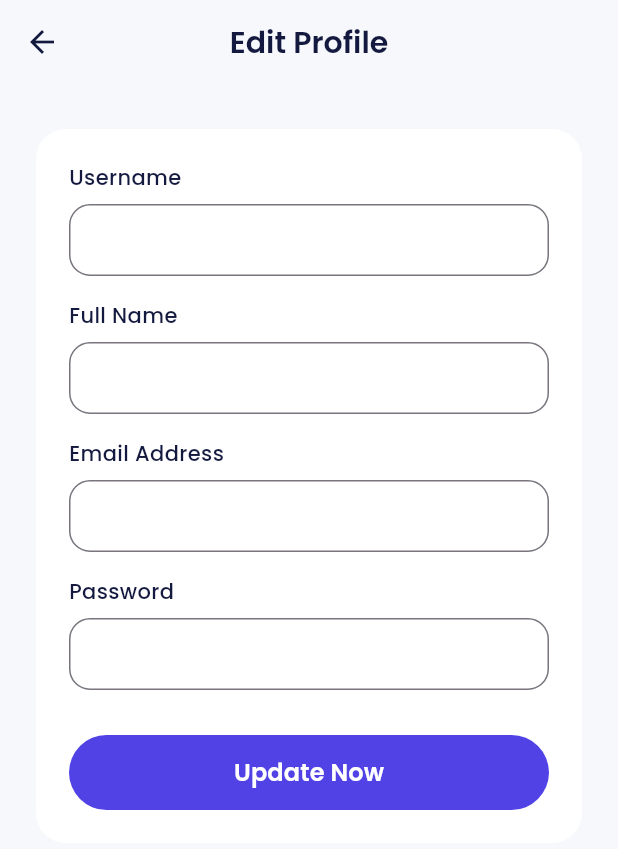
After one commit to evairo176/bank_e, a Flutter app: the ProfileEditPage screen opened by its route, on a phone screen of 412 x 824 dp. The commit adds this screen. Shown: the top 849 px of the screen. Run offline on Flutter 3.47's test engine with Material 3 defaults, Android fonts, the phone set to English and light mode, and no system bars; our stand-ins replace carousel_slider, google_fonts.

Commit message:
feat: add profile edit page

```diff
--- a/lib/main.dart
+++ b/lib/main.dart
@@ -2,6 +2,7 @@ import 'package:ewallet/shared/theme.dart';
 import 'package:ewallet/ui/pages/home_page.dart';
 import 'package:ewallet/ui/pages/onboarding_page.dart';
 import 'package:ewallet/ui/pages/pin_page.dart';
+import 'package:ewallet/ui/pages/profile_edit_page.dart';
 import 'package:ewallet/ui/pages/profile_page.dart';
 import 'package:ewallet/ui/pages/sign_in_page.dart';
 import 'package:ewallet/ui/pages/sign_up_page.dart';
@@ -45,6 +46,7 @@ class MyApp extends StatelessWidget {
         '/home': (context) => const HomePage(),
         '/profile': (context) => const ProfilePage(),
         '/pin': (context) => const PinPage(),
+        '/profile-edit': (context) => const ProfileEditPage(),
       },
     );
   }
--- a/lib/ui/pages/pin_page.dart
+++ b/lib/ui/pages/pin_page.dart
@@ -17,6 +17,10 @@ class _PinPageState extends State<PinPage> {
       setState(() {
         pinController.text = pinController.text + number;
       });
+    }
+
+    if (pinController.text.length == 6 && pinController.text == '111111') {
+      Navigator.pop(context, true);
     }
   }
 
--- /dev/null
+++ b/lib/ui/pages/profile_edit_page.dart
@@ -0,0 +1,68 @@
+import 'package:ewallet/shared/theme.dart';
+import 'package:ewallet/ui/widgets/buttons.dart';
+import 'package:ewallet/ui/widgets/forms.dart';
+import 'package:flutter/material.dart';
+
+class ProfileEditPage extends StatelessWidget {
+  const ProfileEditPage({super.key});
+
+  @override
+  Widget build(BuildContext context) {
+    return Scaffold(
+      appBar: AppBar(
+        title: const Text('Edit Profile'),
+      ),
+      body: ListView(
+        padding: const EdgeInsets.symmetric(
+          horizontal: 24,
+        ),
+        children: [
+          const SizedBox(
+            height: 30,
+          ),
+          Container(
+            padding: const EdgeInsets.all(22),
+            decoration: BoxDecoration(
+              borderRadius: BorderRadius.circular(20),
+              color: whiteColor,
+            ),
+            child: Column(
+              crossAxisAlignment: CrossAxisAlignment.start,
+              children: [
+                // USERNAME INPUT FORM
+                const CustomFormField(title: 'Username'),
+                const SizedBox(
+                  height: 16,
+                ),
+                // NAME INPUT FORM
+                const CustomFormField(title: 'Full Name'),
+                const SizedBox(
+                  height: 16,
+                ),
+                // EMAIL INPUT FORM
+                const CustomFormField(title: 'Email Address'),
+                const SizedBox(
+                  height: 16,
+                ),
+                // PASSWORD INPUT FORM
+                const CustomFormField(
+                  title: 'Password',
+                  obscureText: true,
+                ),
+                const SizedBox(
+                  height: 30,
+                ),
+                CustomFilledButton(
+                  title: 'Update Now',
+                  width: double.infinity,
+                  height: 50,
+                  onPressed: () {},
+                ),
+              ],
+            ),
+          ),
+        ],
+      ),
+    );
+  }
+}
--- a/lib/ui/pages/profile_page.dart
+++ b/lib/ui/pages/profile_page.dart
@@ -77,8 +77,12 @@ class ProfilePage extends StatelessWidget {
                 ProfileMenuItem(
                   iconUrl: 'assets/ic_edit_profile.png',
                   title: 'Edit Profile',
-                  onTap: () {
-                    Navigator.pushNamed(context, '/pin');
+                  onTap: () async {
+                    if (await Navigator.pushNamed(context, '/pin') == true) {
+                      if (context.mounted) {
+                        Navigator.pushNamed(context, '/profile-edit');
+                      }
+                    }
                   },
                 ),
                 ProfileMenuItem(
```
